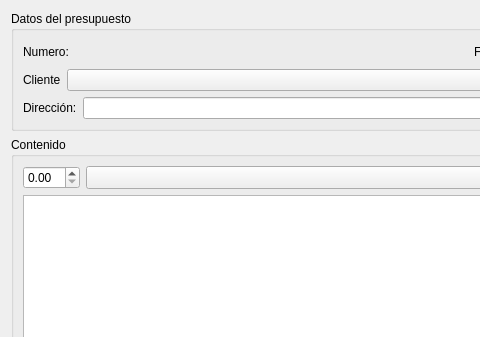
First picture: the form in trunk/plugins/presupuesto/FormPresupuestoBase.ui, repository chungote/gestotux, before the edit; both pictures show x 0 to 480 and y 0 to 337 of the 635 by 547 pixel window.
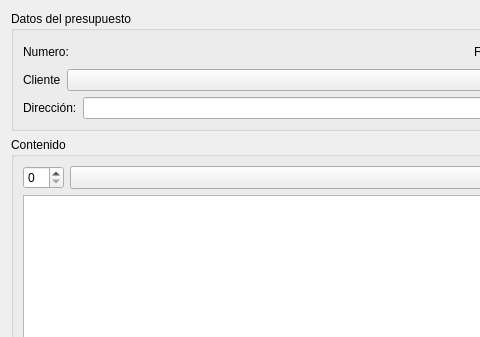
Second picture: the form after the edit. Custom widgets are drawn as their Qt base class.

Patch:
```diff
--- a/trunk/plugins/presupuesto/FormPresupuestoBase.ui
+++ b/trunk/plugins/presupuesto/FormPresupuestoBase.ui
@@ -112,7 +112,7 @@
       <item>
        <layout class="QHBoxLayout" name="horizontalLayout_5">
         <item>
-         <widget class="QDoubleSpinBox" name="DSBCant"/>
+         <widget class="QSpinBox" name="DSBCant"/>
         </item>
         <item>
          <widget class="ECBProductos" name="CBProductos">
```
